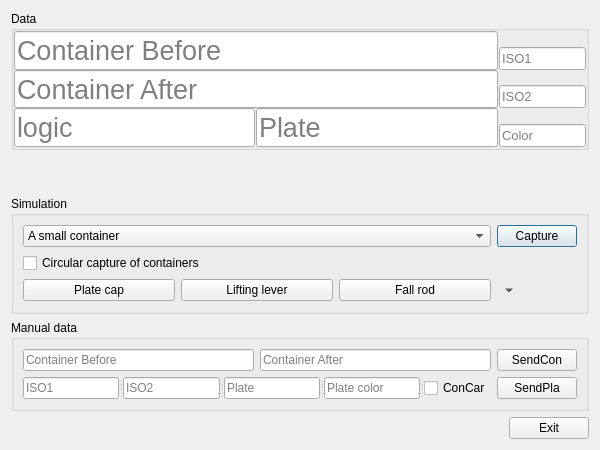
First picture: the form in Main/ChannelData/simulationdialog.ui, repository 519984307/Container_Multiple_Channels_20200522, before the edit.
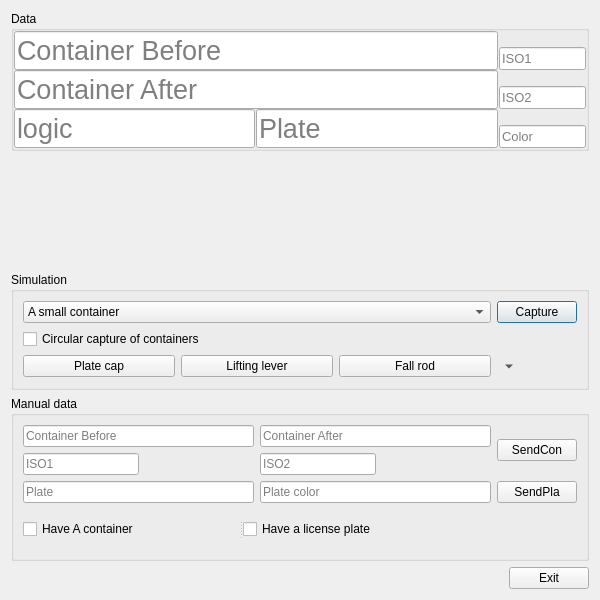
Second picture: the form after the edit. Icons and pictures are not drawn.

Diff of the .ui file:
```diff
--- a/Main/ChannelData/simulationdialog.ui
+++ b/Main/ChannelData/simulationdialog.ui
@@ -7,19 +7,19 @@
     <x>0</x>
     <y>0</y>
     <width>600</width>
-    <height>450</height>
+    <height>600</height>
    </rect>
   </property>
   <property name="minimumSize">
    <size>
     <width>600</width>
-    <height>450</height>
+    <height>600</height>
    </size>
   </property>
   <property name="maximumSize">
    <size>
     <width>600</width>
-    <height>450</height>
+    <height>600</height>
    </size>
   </property>
   <property name="windowTitle">
@@ -419,52 +419,112 @@
         </property>
        </widget>
       </item>
-      <item row="0" column="2">
-       <widget class="QPushButton" name="pushButton_2">
-        <property name="text">
-         <string>SendCon</string>
+      <item row="2" column="0">
+       <widget class="QLineEdit" name="send_plate_lineEdit">
+        <property name="placeholderText">
+         <string>Plate</string>
         </property>
        </widget>
       </item>
-      <item row="1" column="0" colspan="2">
-       <widget class="QSplitter" name="splitter">
+      <item row="2" column="1">
+       <widget class="QLineEdit" name="send_plate_color_lineEdit">
+        <property name="placeholderText">
+         <string>Plate color</string>
+        </property>
+       </widget>
+      </item>
+      <item row="3" column="0" colspan="2">
+       <widget class="QSplitter" name="splitter_3">
         <property name="orientation">
          <enum>Qt::Horizontal</enum>
         </property>
-        <widget class="QLineEdit" name="send_iso_before_lineEdit">
-         <property name="placeholderText">
-          <string>ISO1</string>
+        <widget class="QCheckBox" name="container_checkBox">
+         <property name="text">
+          <string>Have A container</string>
          </property>
         </widget>
-        <widget class="QLineEdit" name="send_iso_after_lineEdit">
-         <property name="placeholderText">
-          <string>ISO2</string>
-         </property>
-        </widget>
-        <widget class="QLineEdit" name="send_plate_lineEdit">
-         <property name="placeholderText">
-          <string>Plate</string>
-         </property>
-        </widget>
-        <widget class="QLineEdit" name="send_plate_color_lineEdit">
-         <property name="placeholderText">
-          <string>Plate color</string>
-         </property>
-        </widget>
-        <widget class="QCheckBox" name="checkBox">
+        <widget class="QCheckBox" name="plate_checkBox">
          <property name="text">
-          <string>ConCar</string>
+          <string>Have a license plate</string>
          </property>
         </widget>
        </widget>
       </item>
-      <item row="1" column="2">
-       <widget class="QPushButton" name="pushButton">
+      <item row="3" column="2">
+       <spacer name="verticalSpacer_4">
+        <property name="orientation">
+         <enum>Qt::Vertical</enum>
+        </property>
+        <property name="sizeHint" stdset="0">
+         <size>
+          <width>20</width>
+          <height>40</height>
+         </size>
+        </property>
+       </spacer>
+      </item>
+      <item row="1" column="0">
+       <layout class="QHBoxLayout" name="horizontalLayout">
+        <item>
+         <widget class="QLineEdit" name="send_iso_before_lineEdit">
+          <property name="placeholderText">
+           <string>ISO1</string>
+          </property>
+         </widget>
+        </item>
+        <item>
+         <spacer name="horizontalSpacer_2">
+          <property name="orientation">
+           <enum>Qt::Horizontal</enum>
+          </property>
+          <property name="sizeHint" stdset="0">
+           <size>
+            <width>40</width>
+            <height>20</height>
+           </size>
+          </property>
+         </spacer>
+        </item>
+       </layout>
+      </item>
+      <item row="1" column="1">
+       <layout class="QHBoxLayout" name="horizontalLayout_2">
+        <item>
+         <widget class="QLineEdit" name="send_iso_after_lineEdit">
+          <property name="placeholderText">
+           <string>ISO2</string>
+          </property>
+         </widget>
+        </item>
+        <item>
+         <spacer name="horizontalSpacer_3">
+          <property name="orientation">
+           <enum>Qt::Horizontal</enum>
+          </property>
+          <property name="sizeHint" stdset="0">
+           <size>
+            <width>40</width>
+            <height>20</height>
+           </size>
+          </property>
+         </spacer>
+        </item>
+       </layout>
+      </item>
+      <item row="2" column="2">
+       <widget class="QPushButton" name="sendPlate_pushButton">
         <property name="text">
          <string>SendPla</string>
         </property>
        </widget>
       </item>
+      <item row="0" column="2" rowspan="2">
+       <widget class="QPushButton" name="sendCon_pushButton">
+        <property name="text">
+         <string>SendCon</string>
+        </property>
+       </widget>
+      </item>
      </layout>
     </widget>
    </item>
```
Left out of the diff: 502 changed lines with no effect on the pictures.
